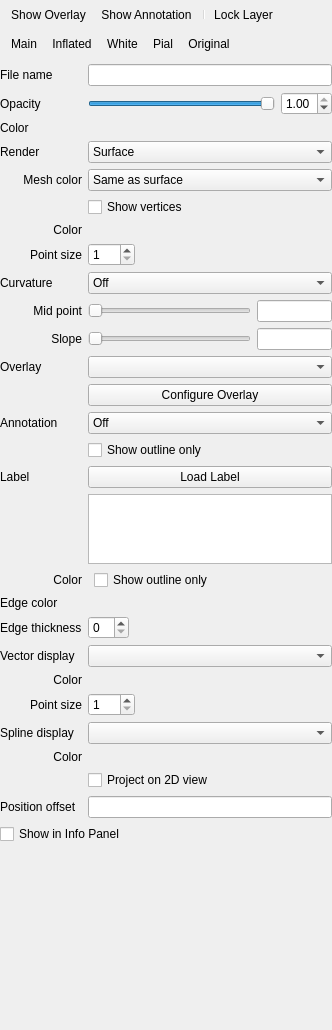
freesurfer/freesurfer, file freeview/PanelSurface.ui: the form before one commit.
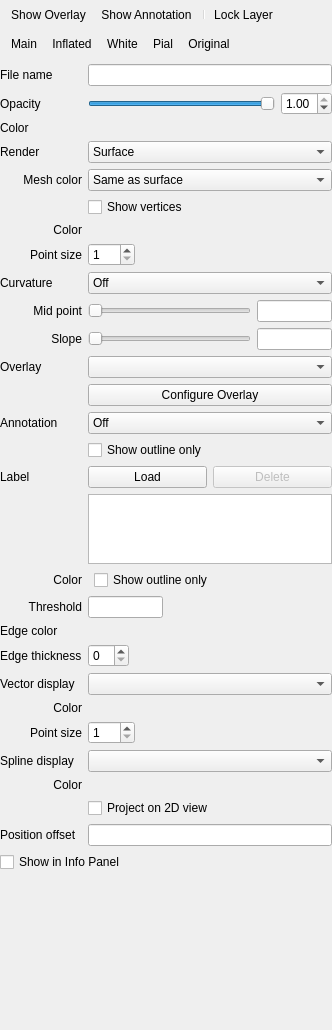
The form after the commit. Icons and pictures are not drawn. Custom widgets are drawn as their Qt base class.

Commit message: set roi threshold. paint volume roi on surface. reorder/delete surface roi from the GUI. load multiple surface rois at once. etc.

```diff
--- a/freeview/PanelSurface.ui
+++ b/freeview/PanelSurface.ui
@@ -40,7 +40,6 @@
       <property name="bottomMargin">
        <number>0</number>
       </property>
-      
       <item>
        <widget class="QToolBar" name="toolbar">
         <property name="iconSize">
@@ -58,7 +57,7 @@
         <addaction name="actionLockLayer"/>
        </widget>
       </item>
-<item>
+      <item>
        <widget class="QToolBar" name="toolbar2">
         <property name="iconSize">
          <size>
@@ -432,6 +431,30 @@
         </item>
        </widget>
       </item>
+      <item row="14" column="1">
+       <layout class="QHBoxLayout" name="horizontalLayout22_3">
+        <item>
+         <widget class="QCheckBox" name="checkBoxAnnotationOutline">
+          <property name="text">
+           <string>Show outline only</string>
+          </property>
+         </widget>
+        </item>
+        <item>
+         <spacer name="horizontalSpacer_30">
+          <property name="orientation">
+           <enum>Qt::Horizontal</enum>
+          </property>
+          <property name="sizeHint" stdset="0">
+           <size>
+            <width>0</width>
+            <height>0</height>
+           </size>
+          </property>
+         </spacer>
+        </item>
+       </layout>
+      </item>
       <item row="15" column="0">
        <widget class="QLabel" name="labelLabel">
         <property name="text">
@@ -439,6 +462,27 @@
         </property>
        </widget>
       </item>
+      <item row="16" column="1">
+       <widget class="QTreeWidget" name="treeWidgetLabels">
+        <property name="maximumSize">
+         <size>
+          <width>16777215</width>
+          <height>70</height>
+         </size>
+        </property>
+        <property name="rootIsDecorated">
+         <bool>false</bool>
+        </property>
+        <property name="headerHidden">
+         <bool>true</bool>
+        </property>
+        <column>
+         <property name="text">
+          <string notr="true">1</string>
+         </property>
+        </column>
+       </widget>
+      </item>
       <item row="17" column="0">
        <widget class="QLabel" name="labelLabelColor">
         <property name="text">
@@ -477,13 +521,56 @@
        </layout>
       </item>
       <item row="18" column="0">
+       <widget class="QLabel" name="labelLabelThreshold">
+        <property name="text">
+         <string>Threshold</string>
+        </property>
+        <property name="alignment">
+         <set>Qt::AlignRight|Qt::AlignTrailing|Qt::AlignVCenter</set>
+        </property>
+       </widget>
+      </item>
+      <item row="18" column="1">
+       <layout class="QHBoxLayout" name="horizontalLayout22_4">
+        <item>
+         <widget class="QLineEdit" name="lineEditLabelThreshold">
+          <property name="sizePolicy">
+           <sizepolicy hsizetype="Fixed" vsizetype="Fixed">
+            <horstretch>0</horstretch>
+            <verstretch>0</verstretch>
+           </sizepolicy>
+          </property>
+          <property name="maximumSize">
+           <size>
+            <width>75</width>
+            <height>16777215</height>
+           </size>
+          </property>
+         </widget>
+        </item>
+        <item>
+         <spacer name="horizontalSpacer_31">
+          <property name="orientation">
+           <enum>Qt::Horizontal</enum>
+          </property>
+          <property name="sizeHint" stdset="0">
+           <size>
+            <width>0</width>
+            <height>0</height>
+           </size>
+          </property>
+         </spacer>
+        </item>
+       </layout>
+      </item>
+      <item row="19" column="0">
        <widget class="QLabel" name="labelEdgeColor">
         <property name="text">
          <string>Edge color</string>
         </property>
        </widget>
       </item>
-      <item row="18" column="1">
+      <item row="19" column="1">
        <layout class="QHBoxLayout" name="horizontalLayout23">
         <item>
          <widget class="QtColorPicker" name="colorpickerEdgeColor" native="true"/>
@@ -503,14 +590,14 @@
         </item>
        </layout>
       </item>
-      <item row="19" column="0">
+      <item row="20" column="0">
        <widget class="QLabel" name="labelEdgeThickness">
         <property name="text">
          <string>Edge thickness</string>
         </property>
        </widget>
       </item>
-      <item row="19" column="1">
+      <item row="20" column="1">
        <layout class="QHBoxLayout" name="horizontalLayout_17">
         <item>
          <widget class="QSpinBox" name="spinBoxEdgeThickness"/>
@@ -530,17 +617,17 @@
         </item>
        </layout>
       </item>
-      <item row="20" column="0">
+      <item row="21" column="0">
        <widget class="QLabel" name="labelVectorDisplay">
         <property name="text">
          <string>Vector display</string>
         </property>
        </widget>
       </item>
-      <item row="20" column="1">
+      <item row="21" column="1">
        <widget class="QComboBox" name="comboBoxVectorDisplay"/>
       </item>
-      <item row="21" column="0">
+      <item row="22" column="0">
        <widget class="QLabel" name="labelVectorColor">
         <property name="text">
          <string>Color</string>
@@ -550,7 +637,7 @@
         </property>
        </widget>
       </item>
-      <item row="21" column="1">
+      <item row="22" column="1">
        <layout class="QHBoxLayout" name="horizontalLayout24">
         <item>
          <widget class="QtColorPicker" name="colorpickerVectorColor" native="true"/>
@@ -570,7 +657,7 @@
         </item>
        </layout>
       </item>
-      <item row="22" column="0">
+      <item row="23" column="0">
        <widget class="QLabel" name="labelVectorPointSize">
         <property name="text">
          <string>Point size</string>
@@ -580,7 +667,7 @@
         </property>
        </widget>
       </item>
-      <item row="22" column="1">
+      <item row="23" column="1">
        <layout class="QHBoxLayout" name="horizontalLayout_3">
         <item>
          <widget class="QSpinBox" name="spinBoxVectorPointSize">
@@ -607,51 +694,17 @@
         </item>
        </layout>
       </item>
-      <item row="26" column="0">
-       <widget class="QLabel" name="labelPositionOffset">
-        <property name="text">
-         <string>Position offset</string>
-        </property>
-       </widget>
-      </item>
-      <item row="26" column="1">
-       <widget class="QLineEdit" name="lineEditPositionOffset"/>
-      </item>
-      <item row="14" column="1">
-       <layout class="QHBoxLayout" name="horizontalLayout22_3">
-        <item>
-         <widget class="QCheckBox" name="checkBoxAnnotationOutline">
-          <property name="text">
-           <string>Show outline only</string>
-          </property>
-         </widget>
-        </item>
-        <item>
-         <spacer name="horizontalSpacer_30">
-          <property name="orientation">
-           <enum>Qt::Horizontal</enum>
-          </property>
-          <property name="sizeHint" stdset="0">
-           <size>
-            <width>0</width>
-            <height>0</height>
-           </size>
-          </property>
-         </spacer>
-        </item>
-       </layout>
-      </item>
-      <item row="23" column="0">
+      <item row="24" column="0">
        <widget class="QLabel" name="label">
         <property name="text">
          <string>Spline display</string>
         </property>
        </widget>
       </item>
-      <item row="23" column="1">
+      <item row="24" column="1">
        <widget class="QComboBox" name="comboBoxSplineDisplay"/>
       </item>
-      <item row="24" column="0">
+      <item row="25" column="0">
        <widget class="QLabel" name="labelSplineColor">
         <property name="text">
          <string>Color</string>
@@ -661,7 +714,7 @@
         </property>
        </widget>
       </item>
-      <item row="24" column="1">
+      <item row="25" column="1">
        <layout class="QHBoxLayout" name="horizontalLayout23_2">
         <item>
          <widget class="QtColorPicker" name="colorpickerSplineColor" native="true"/>
@@ -681,40 +734,43 @@
         </item>
        </layout>
       </item>
-      <item row="25" column="1">
+      <item row="26" column="1">
        <widget class="QCheckBox" name="checkBoxSplineProjection">
         <property name="text">
          <string>Project on 2D view</string>
         </property>
        </widget>
       </item>
-      <item row="16" column="1">
-       <widget class="QTreeWidget" name="treeWidgetLabels">
-        <property name="maximumSize">
-         <size>
-          <width>16777215</width>
-          <height>70</height>
-         </size>
+      <item row="27" column="0">
+       <widget class="QLabel" name="labelPositionOffset">
+        <property name="text">
+         <string>Position offset</string>
         </property>
-        <property name="rootIsDecorated">
-         <bool>false</bool>
-        </property>
-        <property name="headerHidden">
-         <bool>true</bool>
-        </property>
-        <column>
-         <property name="text">
-          <string notr="true">1</string>
-         </property>
-        </column>
        </widget>
       </item>
+      <item row="27" column="1">
+       <widget class="QLineEdit" name="lineEditPositionOffset"/>
+      </item>
       <item row="15" column="1">
-       <widget class="QPushButton" name="pushButtonLoadLabel">
-        <property name="text">
-         <string>Load Label</string>
-        </property>
-       </widget>
+       <layout class="QHBoxLayout" name="horizontalLayout22_5">
+        <item>
+         <widget class="QPushButton" name="pushButtonLoadLabel">
+          <property name="text">
+           <string>Load</string>
+          </property>
+         </widget>
+        </item>
+        <item>
+         <widget class="QPushButton" name="pushButtonDeleteLabel">
+          <property name="enabled">
+           <bool>false</bool>
+          </property>
+          <property name="text">
+           <string>Delete</string>
+          </property>
+         </widget>
+        </item>
+       </layout>
       </item>
      </layout>
     </item>
```
Left out of the diff: 63 changed lines with no effect on the pictures. The commit also changes 16 other files.
